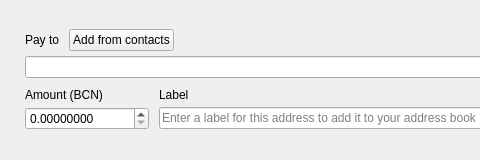
The window that src/transferframe.ui (bcndev/bytecoin-gui) describes before a commit, drawn with Qt 5; both pictures show x 0 to 480 and y 0 to 160 of the 850 by 160 pixel window.
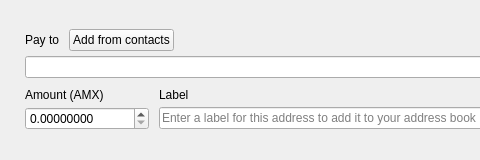
The same window after the commit.

Diff of the .ui file:
```diff
--- a/src/transferframe.ui
+++ b/src/transferframe.ui
@@ -169,7 +169,7 @@
      <item row="0" column="0">
       <widget class="QLabel" name="m_amountTextLabel">
        <property name="text">
-        <string>Amount (BCN)</string>
+        <string>Amount (AMX)</string>
        </property>
        <property name="alignment">
         <set>Qt::AlignBottom|Qt::AlignLeading|Qt::AlignLeft</set>
```
